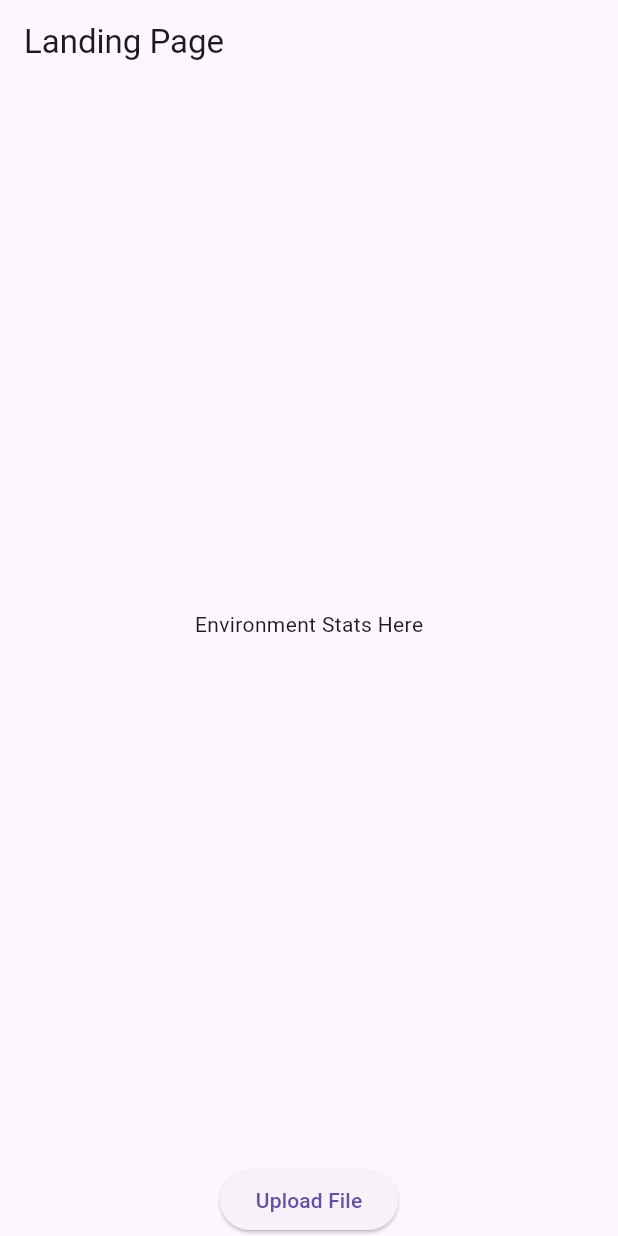
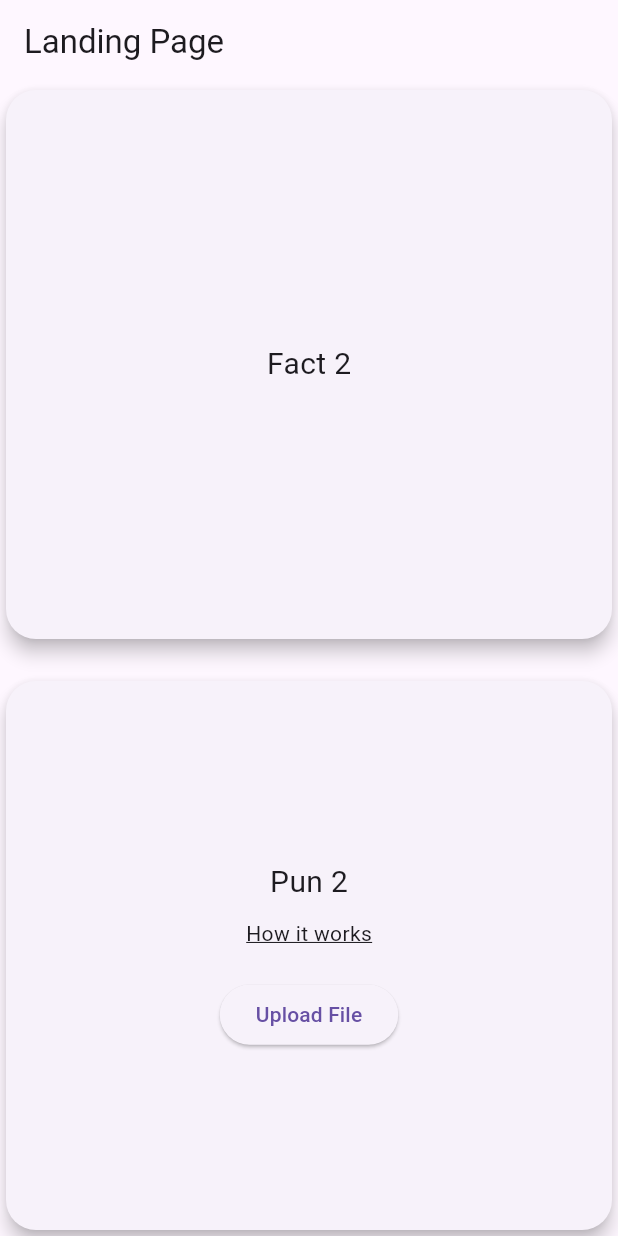
Before and after one commit to RCornidez/Google-Hackathon-2024, a Flutter app: the screen it shows after launch, after a tap on "Upload File", on a phone screen of 412 x 824 dp. Run offline on Flutter 3.47's test engine with Material 3 defaults, Android fonts, the phone set to English and light mode, and no system bars; our stand-ins replace file_picker, flutter_spinkit, lottie, pdf; missing offline and left inert: flutter_pdfview; project files that could hold a hidden picture were left out.

Commit message:
- added the assets directory (#1)
- loading_page.dart
	- updated the placeholder loading screen to be a Lottie json file.
 - landing_page.dart
	- created the fact card to display rotating facts to be added later.
	- created the upload card to display a randomized title pun.
	- created the "How it works" pop up widget. The description will need to be added to this

```diff
--- a/lib/views/landing_page.dart
+++ b/lib/views/landing_page.dart
@@ -1,5 +1,6 @@
 import 'package:flutter/material.dart';
 import 'package:file_picker/file_picker.dart';
+import 'dart:math';
 import 'results_page.dart';
 
 class LandingPage extends StatefulWidget {
@@ -9,6 +10,36 @@ class LandingPage extends StatefulWidget {
 
 class _LandingPageState extends State<LandingPage> {
   bool _isPickingFile = false; // Track if we're currently picking a file
+
+  List<String> environmentalFacts = [
+    "Fact 1",
+    "Fact 2",
+    "Fact 3",
+  ];
+
+  List<String> funnyPuns = [
+    "Pun 1",
+    "Pun 2",
+    "Pun 3",
+  ];
+
+  int environmentalFactIndex = 0;
+  int funnyPunIndex = 0;
+
+  @override
+  void initState() {
+    super.initState();
+    // Start the periodic timer to rotate facts
+    Stream.periodic(Duration(seconds: 5)).listen((_) {
+      setState(() {
+        environmentalFactIndex =
+            (environmentalFactIndex + 1) % environmentalFacts.length;
+      });
+    });
+
+    // Select a random funny pun initially
+    funnyPunIndex = Random().nextInt(funnyPuns.length);
+  }
 
   void _pickFiles(BuildContext context) async {
     if (_isPickingFile) return; // Exit if file picker is already active
@@ -33,21 +64,92 @@ class _LandingPageState extends State<LandingPage> {
     });
   }
 
+  void _showHowItWorksDialog(BuildContext context) {
+    showDialog(
+      context: context,
+      builder: (BuildContext context) {
+        return AlertDialog(
+          title: Text("How it works"),
+          content: Text(
+              "Your explanation about how the application works goes here."),
+          actions: <Widget>[
+            TextButton(
+              onPressed: () {
+                Navigator.of(context).pop();
+              },
+              child: Text("Close"),
+            ),
+          ],
+        );
+      },
+    );
+  }
+
   @override
   Widget build(BuildContext context) {
     return Scaffold(
       appBar: AppBar(title: Text("Landing Page")),
       body: Column(
+        crossAxisAlignment: CrossAxisAlignment.stretch,
         children: <Widget>[
           Expanded(
-            child: Center(child: Text("Environment Stats Here")),
+            child: Card(
+              elevation: 5,
+              shape: RoundedRectangleBorder(
+                borderRadius: BorderRadius.circular(20),
+              ),
+              child: Center(
+                child: Column(
+                  mainAxisAlignment: MainAxisAlignment.center,
+                  children: <Widget>[
+                    Text(
+                      environmentalFacts[environmentalFactIndex],
+                      style: TextStyle(fontSize: 20),
+                    ),
+                  ],
+                ),
+              ),
+            ),
           ),
-          ElevatedButton(
-            onPressed: _isPickingFile
-                ? null
-                : () =>
-                    _pickFiles(context), // Disable button when picking a file
-            child: Text("Upload File"),
+          SizedBox(height: 20),
+          Expanded(
+            child: Card(
+              elevation: 5,
+              shape: RoundedRectangleBorder(
+                borderRadius: BorderRadius.circular(20),
+              ),
+              child: Center(
+                child: Column(
+                  mainAxisAlignment: MainAxisAlignment.center,
+                  children: <Widget>[
+                    Text(
+                      funnyPuns[funnyPunIndex],
+                      style: TextStyle(fontSize: 20),
+                    ),
+                    SizedBox(height: 10),
+                    GestureDetector(
+                      onTap: () {
+                        _showHowItWorksDialog(context);
+                      },
+                      child: Text(
+                        "How it works",
+                        style: TextStyle(
+                          decoration: TextDecoration.underline,
+                        ),
+                      ),
+                    ),
+                    SizedBox(height: 20),
+                    ElevatedButton(
+                      onPressed:
+                          _isPickingFile ? null : () => _pickFiles(context),
+                      child: _isPickingFile
+                          ? CircularProgressIndicator()
+                          : Text("Upload File"),
+                    ),
+                  ],
+                ),
+              ),
+            ),
           ),
         ],
       ),
--- a/lib/views/loading_page.dart
+++ b/lib/views/loading_page.dart
@@ -1,6 +1,7 @@
 import 'package:flutter/material.dart';
 import 'package:flutter_spinkit/flutter_spinkit.dart';
-import 'landing_page.dart'; // Ensure this is created
+import 'landing_page.dart';
+import 'package:lottie/lottie.dart';
 
 class LoadingPage extends StatefulWidget {
   @override
@@ -13,7 +14,9 @@ class _LoadingPageState extends State<LoadingPage> {
     super.initState();
     Future.delayed(Duration(seconds: 3), () {
       Navigator.pushReplacement(
-          context, MaterialPageRoute(builder: (context) => LandingPage()));
+        context,
+        MaterialPageRoute(builder: (context) => LandingPage()),
+      );
     });
   }
 
@@ -21,13 +24,13 @@ class _LoadingPageState extends State<LoadingPage> {
   Widget build(BuildContext context) {
     return Scaffold(
       body: Center(
-        child: Column(
-          mainAxisAlignment: MainAxisAlignment.center,
-          children: <Widget>[
-            FlutterLogo(size: 100),
-            SizedBox(height: 20),
-            SpinKitRing(color: Colors.blue),
-          ],
+        child: Center(
+          child: Column(
+            mainAxisAlignment: MainAxisAlignment.center,
+            children: <Widget>[
+              Lottie.asset('assets/loading.json'),
+            ],
+          ),
         ),
       ),
     );
```
Also changed, not shown: assets/loading.json (added, +1 -0 lines), pubspec.yaml (+4 -4 lines), pubspec.lock.
